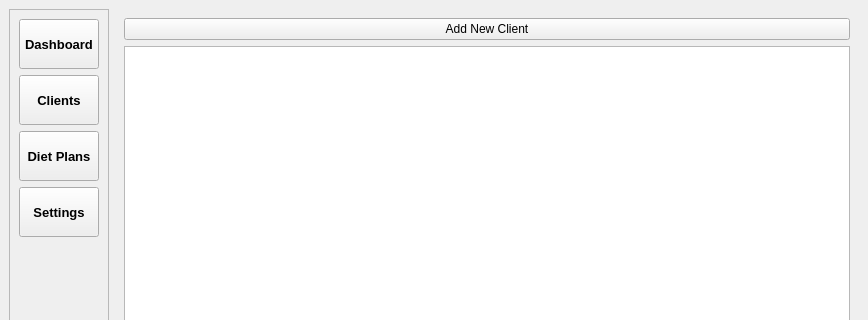
Above: app/views/main_window.ui from cavide-dev/dietician-client-tracker before the change; both pictures show x 0 to 868 and y 0 to 320 of the 868 by 694 pixel window. Below: the same form after it.
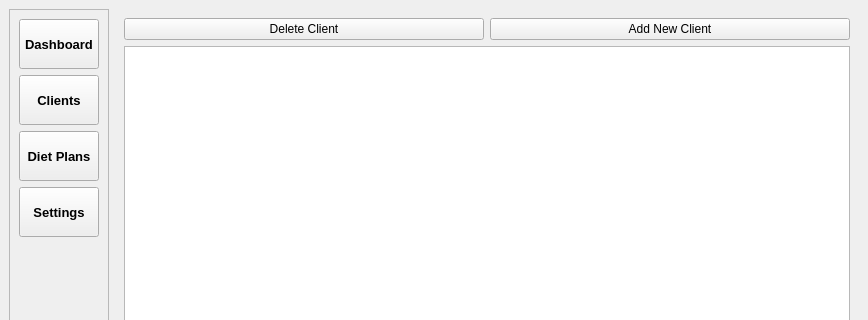
That is the form after the change. The open tabs and pages were chosen to show the change.

Commit message: feat: add client deletion functionality with confirmation dialog

What changed in the file:
```diff
--- a/app/views/main_window.ui
+++ b/app/views/main_window.ui
@@ -166,6 +166,15 @@
       <widget class="QWidget" name="page_clients">
        <layout class="QVBoxLayout" name="verticalLayout_2">
         <item>
+         <layout class="QHBoxLayout" name="horizontalLayout_2">
+          <item>
+           <widget class="QPushButton" name="btn_delete">
+            <property name="text">
+             <string>Delete Client</string>
+            </property>
+           </widget>
+          </item>
+          <item>
          <widget class="QPushButton" name="btn_add_new">
           <property name="cursor">
            <cursorShape>PointingHandCursor</cursorShape>
@@ -174,6 +183,8 @@
            <string>Add New Client</string>
           </property>
          </widget>
+          </item>
+         </layout>
         </item>
         <item>
          <widget class="QTableWidget" name="tableWidget"/>
```
Left out of the diff: 2 changed lines with no effect on the pictures. Lines whose indentation alone changed are shown as unchanged. The commit also changes 1 other file.
